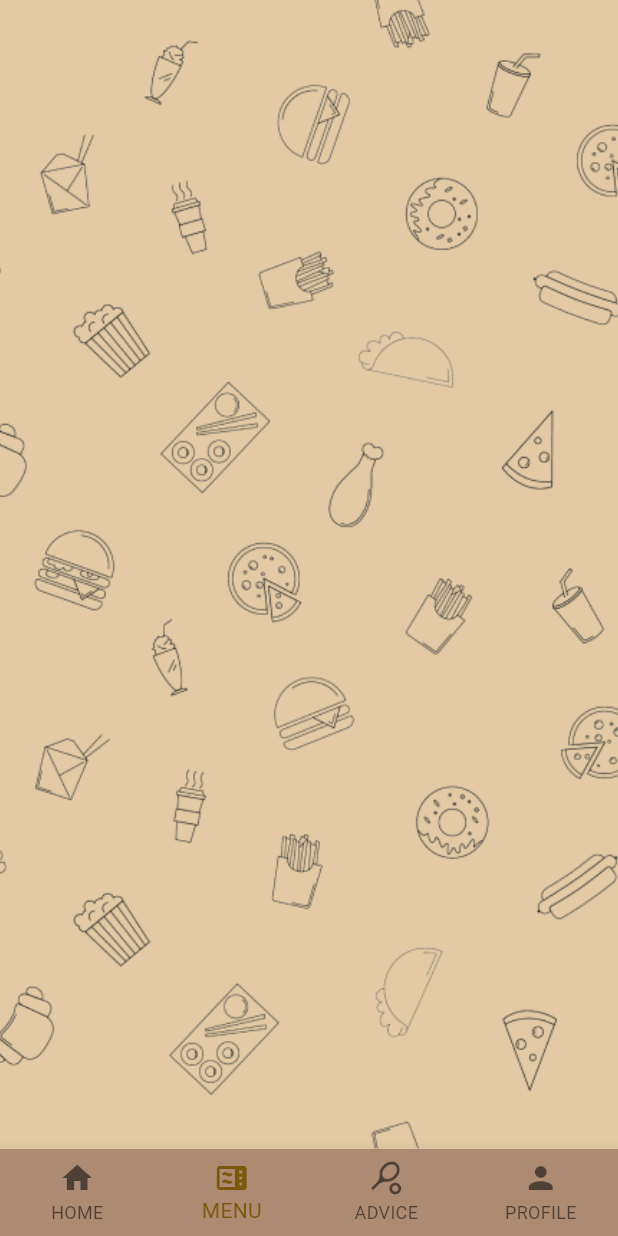
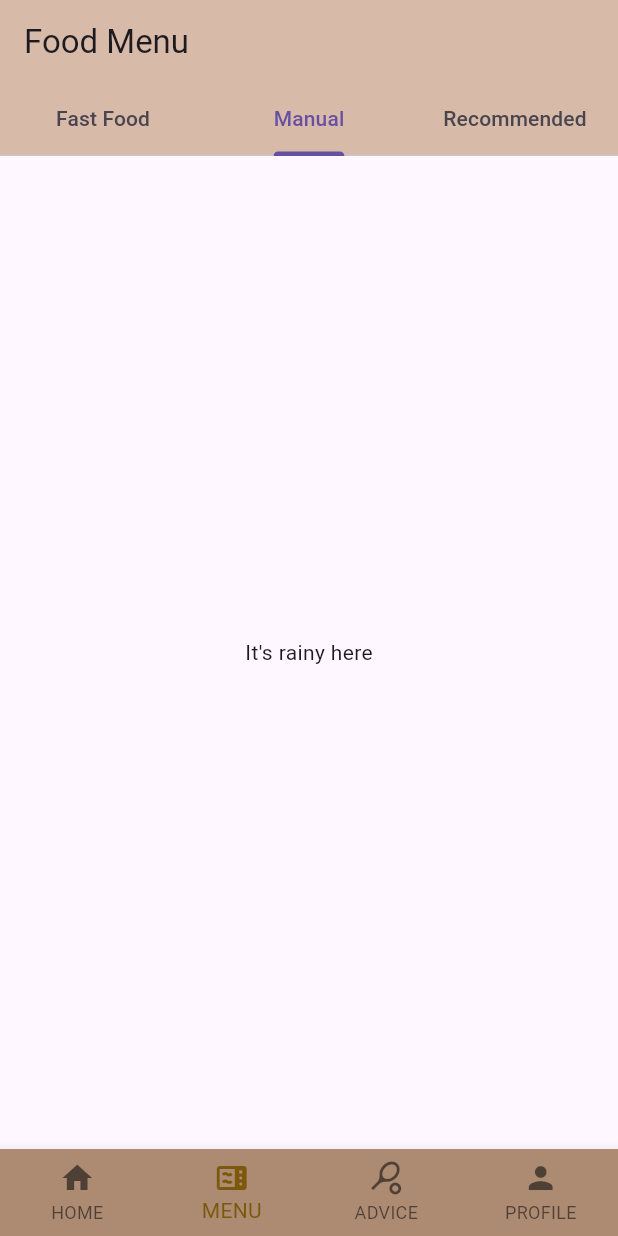
Before and after one commit to tomamac/calcal, a Flutter app: the screen it shows after launch, item 2 of the bottom bar chosen, on a phone screen of 412 x 824 dp. Run offline on Flutter 3.47's test engine with Material 3 defaults, Android fonts, the phone set to English and light mode, and no system bars; our stand-ins replace get, google_fonts, shared_preferences; Roboto replaces fonts that are missing (Kanit).

Commit message:
added tap and 3 pages

```diff
--- /dev/null
+++ b/lib/pages/fastfood_page.dart
@@ -0,0 +1,18 @@
+import 'package:calcal/reuse.dart';
+import 'package:flutter/material.dart';
+
+class fastfood_page extends StatelessWidget {
+  const fastfood_page({super.key});
+
+  Widget build(BuildContext context) {
+    return SafeArea(
+      child: Stack(
+        children: [
+          backgroundImg(),
+
+          //
+        ],
+      ),
+    );
+  }
+}
--- a/lib/pages/menu_page.dart
+++ b/lib/pages/menu_page.dart
@@ -1,16 +1,63 @@
 import 'package:calcal/reuse.dart';
+import 'package:calcal/states/homepage_state.dart';
+import 'package:calcal/values.dart';
 import 'package:flutter/material.dart';
+
+/// Flutter code sample for [TabBar].
+
+void main() => runApp(const menu_page());
 
 class menu_page extends StatelessWidget {
   const menu_page({super.key});
 
   @override
   Widget build(BuildContext context) {
-    return SafeArea(
-      child: Stack(
-        children: [
-          backgroundImg(),
-        ],
+    return MaterialApp(
+      theme: ThemeData(useMaterial3: true),
+      home: const TabBarExample(),
+    );
+  }
+}
+
+class TabBarExample extends StatelessWidget {
+  const TabBarExample({super.key});
+
+  @override
+  Widget build(BuildContext context) {
+    return DefaultTabController(
+      initialIndex: 1,
+      length: 3,
+      child: Scaffold(
+        appBar: AppBar(
+          backgroundColor: Color.fromARGB(206, 206, 171, 147),
+          title: const Text('Food Menu'),
+          bottom: const TabBar(
+            tabs: <Widget>[
+              Tab(
+                text: "Fast Food",
+              ),
+              Tab(
+                text: "Manual",
+              ),
+              Tab(
+                text: "Recommended",
+              ),
+            ],
+          ),
+        ),
+        body: const TabBarView(
+          children: <Widget>[
+            Center(
+              child: Text("It's rainy here"),
+            ),
+            Center(
+              child: Text("It's rainy here"),
+            ),
+            Center(
+              child: Text("It's sunny here"),
+            ),
+          ],
+        ),
       ),
     );
   }
```
Also changed, not shown: lib/pages/manual_page.dart (added), lib/pages/recommended_page.dart (added).
